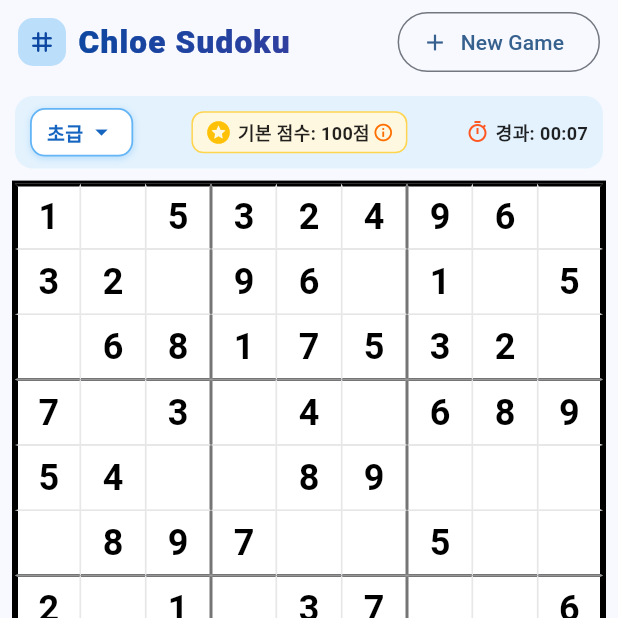
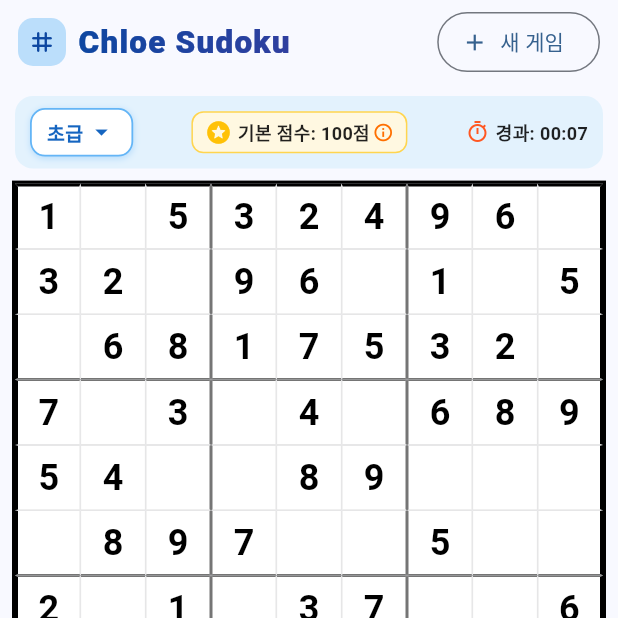
Before and after one commit to jaeleeman1/chloe-sudoku, a Flutter app: the screen it shows after launch, on a phone screen of 412 x 824 dp, the top half of it. Run offline on Flutter 3.47's test engine with Material 3 defaults, Android fonts, the phone set to English and light mode, and no system bars.

Commit message:
UI: Change New Game button text to 새 게임

```diff
--- a/lib/screens/home_screen.dart
+++ b/lib/screens/home_screen.dart
@@ -523,7 +523,7 @@ class _HomeScreenState extends State<HomeScreen> {
             child: OutlinedButton.icon(
               onPressed: _startNewGame,
               icon: const Icon(Icons.add, size: 18),
-              label: const Text('New Game'),
+              label: const Text('새 게임'),
               style: OutlinedButton.styleFrom(
                 shape: RoundedRectangleBorder(
                   borderRadius: BorderRadius.circular(20),
```
